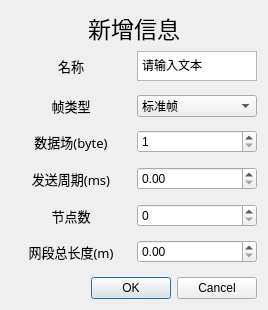
Before: the Qt Designer form addbaud.ui in starpicke/ICS-system-opt, drawn with Qt 5.
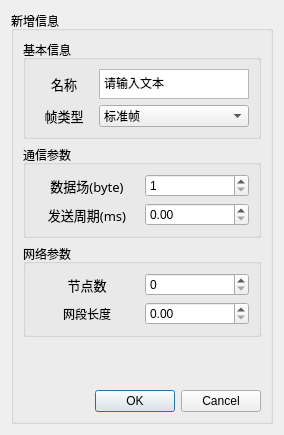
After: the same form once the commit is applied.

```diff
--- a/addbaud.ui
+++ b/addbaud.ui
@@ -6,42 +6,164 @@
    <rect>
     <x>0</x>
     <y>0</y>
-    <width>268</width>
-    <height>310</height>
+    <width>284</width>
+    <height>435</height>
    </rect>
   </property>
   <property name="windowTitle">
-   <string>Form</string>
+   <string>添加消息</string>
+  </property>
+  <layout class="QGridLayout" name="gridLayout_3">
+   <item row="0" column="0">
+    <widget class="QGroupBox" name="groupBox">
+     <property name="title">
+      <string>新增信息</string>
+     </property>
+     <property name="flat">
+      <bool>false</bool>
+     </property>
+     <property name="checkable">
+      <bool>false</bool>
+     </property>
+     <layout class="QGridLayout" name="gridLayout_4" rowstretch="0,0,0,0,0,0" columnstretch="0" columnminimumwidth="0">
+      <property name="sizeConstraint">
+       <enum>QLayout::SetDefaultConstraint</enum>
+      </property>
+      <property name="leftMargin">
+       <number>9</number>
+      </property>
+      <item row="5" column="0">
+       <widget class="QDialogButtonBox" name="buttonBox">
+        <property name="standardButtons">
+         <set>QDialogButtonBox::Cancel|QDialogButtonBox::Ok</set>
+        </property>
+       </widget>
+      </item>
+      <item row="2" column="0">
+       <widget class="QGroupBox" name="groupBox_4">
+        <property name="title">
+         <string>通信参数</string>
+        </property>
+        <property name="checkable">
+         <bool>false</bool>
   </property>
   <layout class="QGridLayout" name="gridLayout_2">
    <item row="0" column="0">
-    <layout class="QVBoxLayout" name="verticalLayout">
-     <item>
+          <widget class="QLabel" name="FrametypeLabel_2">
+           <property name="font">
+            <font>
+             <family>黑体</family>
+             <pointsize>10</pointsize>
+            </font>
+           </property>
+           <property name="text">
+            <string>数据场(byte)</string>
+           </property>
+           <property name="alignment">
+            <set>Qt::AlignCenter</set>
+           </property>
+          </widget>
+         </item>
+         <item row="0" column="1">
+          <widget class="QSpinBox" name="DataNumspinBox">
+           <property name="minimum">
+            <number>1</number>
+           </property>
+           <property name="maximum">
+            <number>8</number>
+           </property>
+          </widget>
+         </item>
+         <item row="1" column="0">
+          <widget class="QLabel" name="FrametypeLabel_3">
+           <property name="font">
+            <font>
+             <family>黑体</family>
+             <pointsize>10</pointsize>
+            </font>
+           </property>
+           <property name="text">
+            <string>发送周期(ms)</string>
+           </property>
+           <property name="alignment">
+            <set>Qt::AlignCenter</set>
+           </property>
+          </widget>
+         </item>
+         <item row="1" column="1">
+          <widget class="QDoubleSpinBox" name="TdoubleSpinBox"/>
+         </item>
+        </layout>
+       </widget>
+      </item>
+      <item row="3" column="0">
+       <widget class="QGroupBox" name="groupBox_3">
+        <property name="title">
+         <string>网络参数</string>
+        </property>
+        <layout class="QGridLayout" name="gridLayout">
+         <item row="0" column="0">
+          <widget class="QLabel" name="FrametypeLabel_5">
+           <property name="font">
+            <font>
+             <family>黑体</family>
+             <pointsize>10</pointsize>
+            </font>
+           </property>
+           <property name="text">
+            <string>节点数</string>
+           </property>
+           <property name="alignment">
+            <set>Qt::AlignCenter</set>
+           </property>
+          </widget>
+         </item>
+         <item row="0" column="1">
+          <widget class="QSpinBox" name="NodespinBox"/>
+         </item>
+         <item row="1" column="0">
       <widget class="QLabel" name="label">
-       <property name="font">
-        <font>
-         <family>华文楷体</family>
-         <pointsize>17</pointsize>
-        </font>
-       </property>
-       <property name="layoutDirection">
-        <enum>Qt::LeftToRight</enum>
-       </property>
        <property name="text">
-        <string>新增信息</string>
+            <string>网段长度</string>
        </property>
        <property name="alignment">
         <set>Qt::AlignCenter</set>
        </property>
       </widget>
      </item>
-     <item>
-      <layout class="QHBoxLayout" name="horizontalLayout">
-       <item>
+         <item row="1" column="1">
+          <widget class="QDoubleSpinBox" name="Lengthbox"/>
+         </item>
+        </layout>
+       </widget>
+      </item>
+      <item row="4" column="0">
+       <spacer name="verticalSpacer">
+        <property name="orientation">
+         <enum>Qt::Vertical</enum>
+        </property>
+        <property name="sizeHint" stdset="0">
+         <size>
+          <width>20</width>
+          <height>40</height>
+         </size>
+        </property>
+       </spacer>
+      </item>
+      <item row="1" column="0">
+       <widget class="QGroupBox" name="groupBox_2">
+        <property name="title">
+         <string>基本信息</string>
+        </property>
+        <property name="checkable">
+         <bool>false</bool>
+        </property>
+        <layout class="QGridLayout" name="gridLayout_5">
+         <item row="0" column="0">
         <widget class="QLabel" name="FrametypeLabel_4">
          <property name="minimumSize">
           <size>
-           <width>120</width>
+             <width>20</width>
            <height>24</height>
           </size>
          </property>
@@ -59,7 +181,7 @@
          </property>
         </widget>
        </item>
-       <item>
+         <item row="0" column="1">
         <widget class="QTextEdit" name="NameEdit">
          <property name="minimumSize">
           <size>
@@ -90,24 +212,7 @@
          </property>
         </widget>
        </item>
-      </layout>
-     </item>
-     <item>
-      <spacer name="verticalSpacer">
-       <property name="orientation">
-        <enum>Qt::Vertical</enum>
-       </property>
-       <property name="sizeHint" stdset="0">
-        <size>
-         <width>20</width>
-         <height>40</height>
-        </size>
-       </property>
-      </spacer>
-     </item>
-     <item>
-      <layout class="QHBoxLayout" name="horizontalLayout_2">
-       <item>
+         <item row="1" column="0">
         <widget class="QLabel" name="FrametypeLabel">
          <property name="font">
           <font>
@@ -123,7 +228,7 @@
          </property>
         </widget>
        </item>
-       <item>
+         <item row="1" column="1">
         <widget class="QComboBox" name="FrameTypecomboBox">
          <item>
           <property name="text">
@@ -138,179 +243,10 @@
         </widget>
        </item>
       </layout>
-     </item>
-     <item>
-      <spacer name="verticalSpacer_2">
-       <property name="orientation">
-        <enum>Qt::Vertical</enum>
-       </property>
-       <property name="sizeHint" stdset="0">
-        <size>
-         <width>20</width>
-         <height>40</height>
-        </size>
-       </property>
-      </spacer>
-     </item>
-     <item>
-      <layout class="QHBoxLayout" name="horizontalLayout_3">
-       <item>
-        <widget class="QLabel" name="FrametypeLabel_2">
-         <property name="font">
-          <font>
-           <family>黑体</family>
-           <pointsize>10</pointsize>
-          </font>
-         </property>
-         <property name="text">
-          <string>数据场(byte)</string>
-         </property>
-         <property name="alignment">
-          <set>Qt::AlignCenter</set>
-         </property>
-        </widget>
-       </item>
-       <item>
-        <widget class="QSpinBox" name="DataNumspinBox">
-         <property name="minimum">
-          <number>1</number>
-         </property>
-         <property name="maximum">
-          <number>8</number>
-         </property>
-        </widget>
-       </item>
-      </layout>
-     </item>
-     <item>
-      <spacer name="verticalSpacer_3">
-       <property name="orientation">
-        <enum>Qt::Vertical</enum>
-       </property>
-       <property name="sizeHint" stdset="0">
-        <size>
-         <width>20</width>
-         <height>40</height>
-        </size>
-       </property>
-      </spacer>
-     </item>
-     <item>
-      <layout class="QHBoxLayout" name="horizontalLayout_4">
-       <item>
-        <widget class="QLabel" name="FrametypeLabel_3">
-         <property name="font">
-          <font>
-           <family>黑体</family>
-           <pointsize>10</pointsize>
-          </font>
-         </property>
-         <property name="text">
-          <string>发送周期(ms)</string>
-         </property>
-         <property name="alignment">
-          <set>Qt::AlignCenter</set>
-         </property>
-        </widget>
-       </item>
-       <item>
-        <widget class="QDoubleSpinBox" name="TdoubleSpinBox"/>
-       </item>
-      </layout>
-     </item>
-     <item>
-      <spacer name="verticalSpacer_4">
-       <property name="orientation">
-        <enum>Qt::Vertical</enum>
-       </property>
-       <property name="sizeHint" stdset="0">
-        <size>
-         <width>20</width>
-         <height>40</height>
-        </size>
-       </property>
-      </spacer>
-     </item>
-     <item>
-      <layout class="QHBoxLayout" name="horizontalLayout_5">
-       <item>
-        <widget class="QLabel" name="FrametypeLabel_5">
-         <property name="font">
-          <font>
-           <family>黑体</family>
-           <pointsize>10</pointsize>
-          </font>
-         </property>
-         <property name="text">
-          <string>节点数</string>
-         </property>
-         <property name="alignment">
-          <set>Qt::AlignCenter</set>
-         </property>
-        </widget>
-       </item>
-       <item>
-        <widget class="QSpinBox" name="NodespinBox"/>
-       </item>
-      </layout>
-     </item>
-     <item>
-      <spacer name="verticalSpacer_5">
-       <property name="orientation">
-        <enum>Qt::Vertical</enum>
-       </property>
-       <property name="sizeHint" stdset="0">
-        <size>
-         <width>20</width>
-         <height>40</height>
-        </size>
-       </property>
-      </spacer>
-     </item>
-     <item>
-      <layout class="QHBoxLayout" name="horizontalLayout_6">
-       <item>
-        <widget class="QLabel" name="FrametypeLabel_6">
-         <property name="font">
-          <font>
-           <family>黑体</family>
-           <pointsize>10</pointsize>
-          </font>
-         </property>
-         <property name="text">
-          <string>网段总长度(m)</string>
-         </property>
-         <property name="alignment">
-          <set>Qt::AlignCenter</set>
-         </property>
-        </widget>
-       </item>
-       <item>
-        <widget class="QDoubleSpinBox" name="LengthdoubleSpinBox"/>
-       </item>
-      </layout>
-     </item>
-     <item>
-      <spacer name="verticalSpacer_6">
-       <property name="orientation">
-        <enum>Qt::Vertical</enum>
-       </property>
-       <property name="sizeHint" stdset="0">
-        <size>
-         <width>20</width>
-         <height>40</height>
-        </size>
-       </property>
-      </spacer>
-     </item>
-     <item>
-      <widget class="QDialogButtonBox" name="buttonBox">
-       <property name="standardButtons">
-        <set>QDialogButtonBox::Cancel|QDialogButtonBox::Ok</set>
-       </property>
-      </widget>
-     </item>
-    </layout>
+       </widget>
+      </item>
+     </layout>
+    </widget>
    </item>
   </layout>
  </widget>
```
Lines whose indentation alone changed are shown as unchanged.
